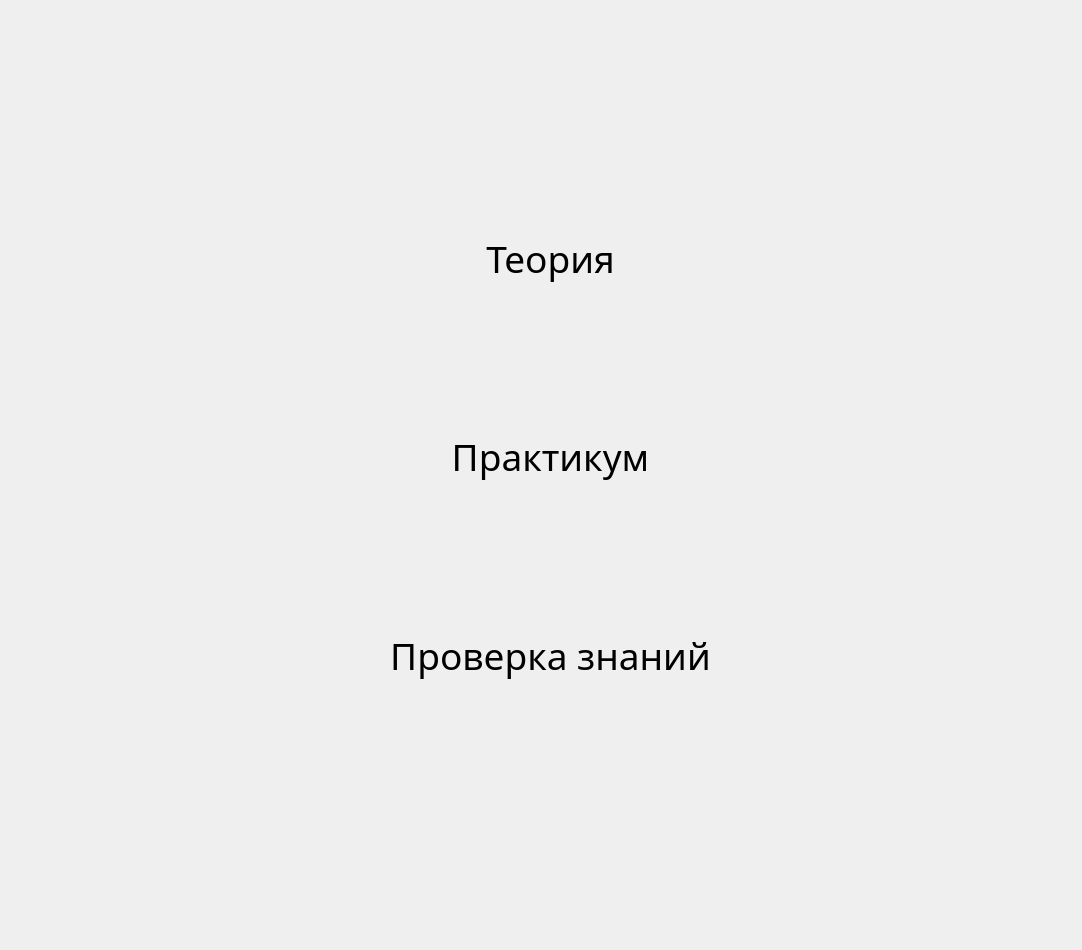
The window that Triod/mainwindow.ui (Azamature1719/Training-program-Triod) describes before a commit, drawn with Qt 5.
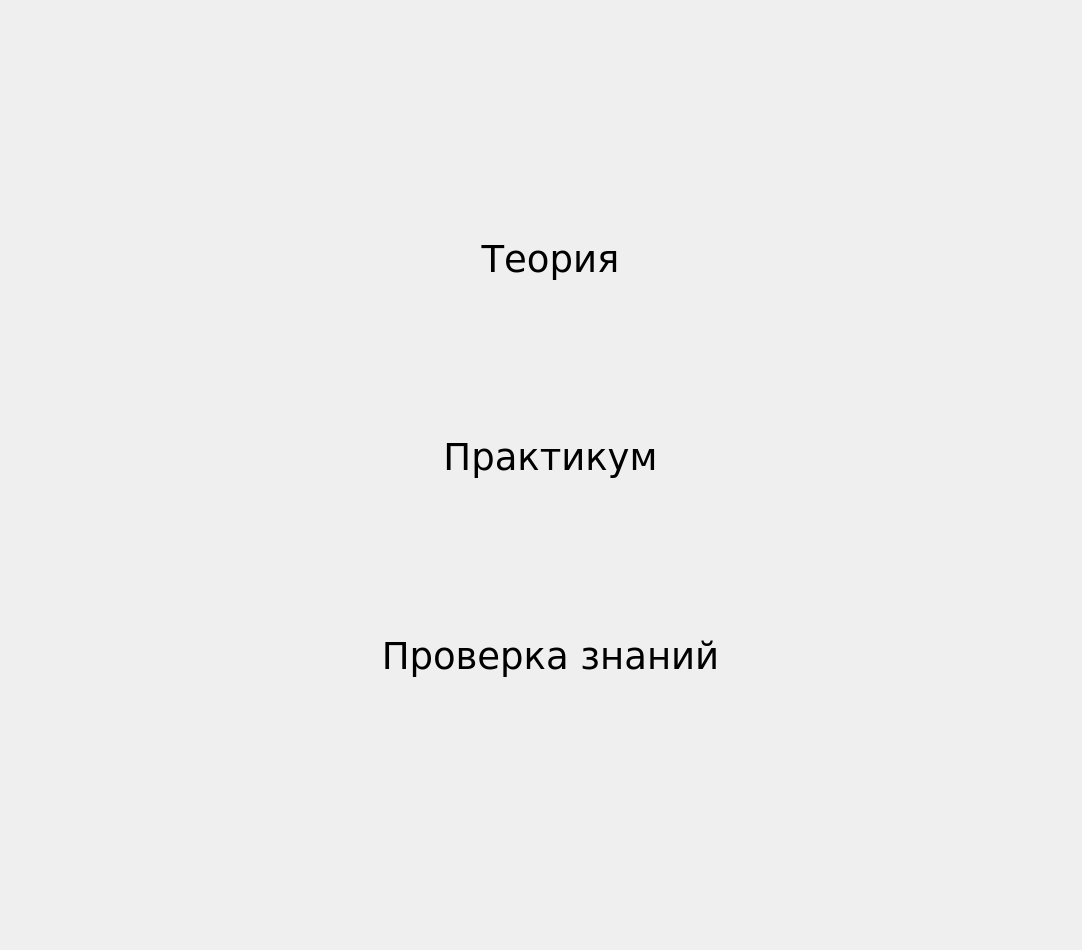
The same window after the commit. Custom widgets are drawn as their Qt base class.

```diff
--- a/Triod/mainwindow.ui
+++ b/Triod/mainwindow.ui
@@ -35,7 +35,7 @@
       </property>
       <property name="font">
        <font>
-        <family>Nunito</family>
+        <family>Verdana</family>
         <pointsize>28</pointsize>
        </font>
       </property>
@@ -63,7 +63,7 @@
       </property>
       <property name="font">
        <font>
-        <family>Nunito</family>
+        <family>Verdana</family>
         <pointsize>28</pointsize>
        </font>
       </property>
@@ -91,7 +91,7 @@
       </property>
       <property name="font">
        <font>
-        <family>Nunito</family>
+        <family>Verdana</family>
         <pointsize>28</pointsize>
        </font>
       </property>
```
